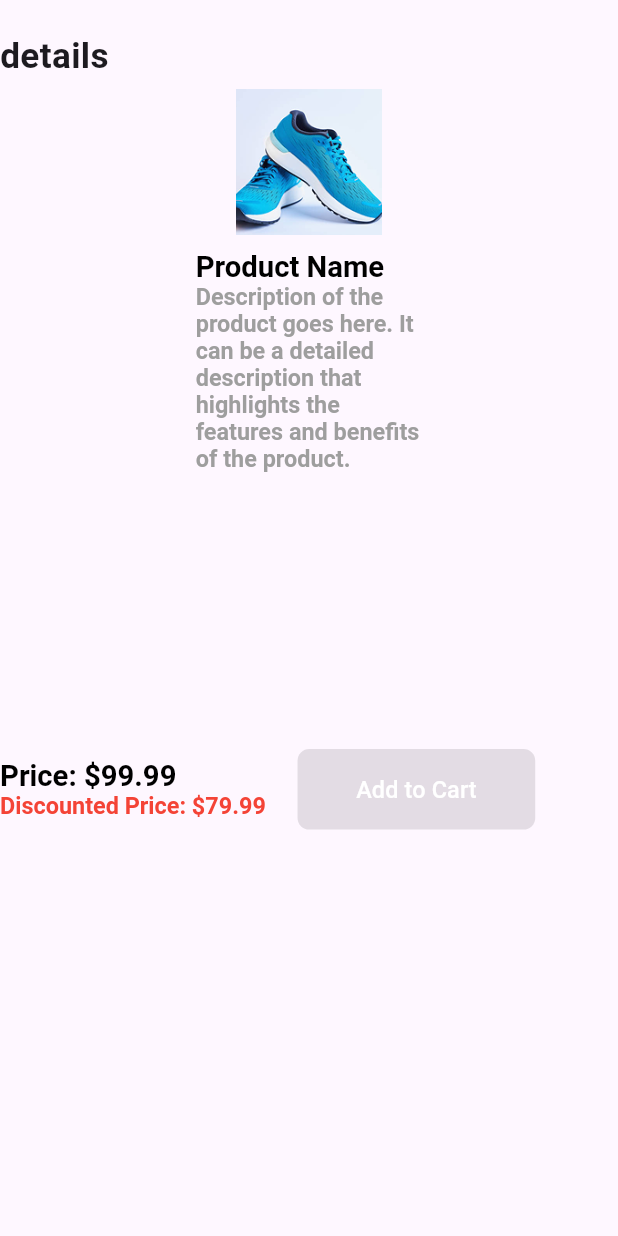
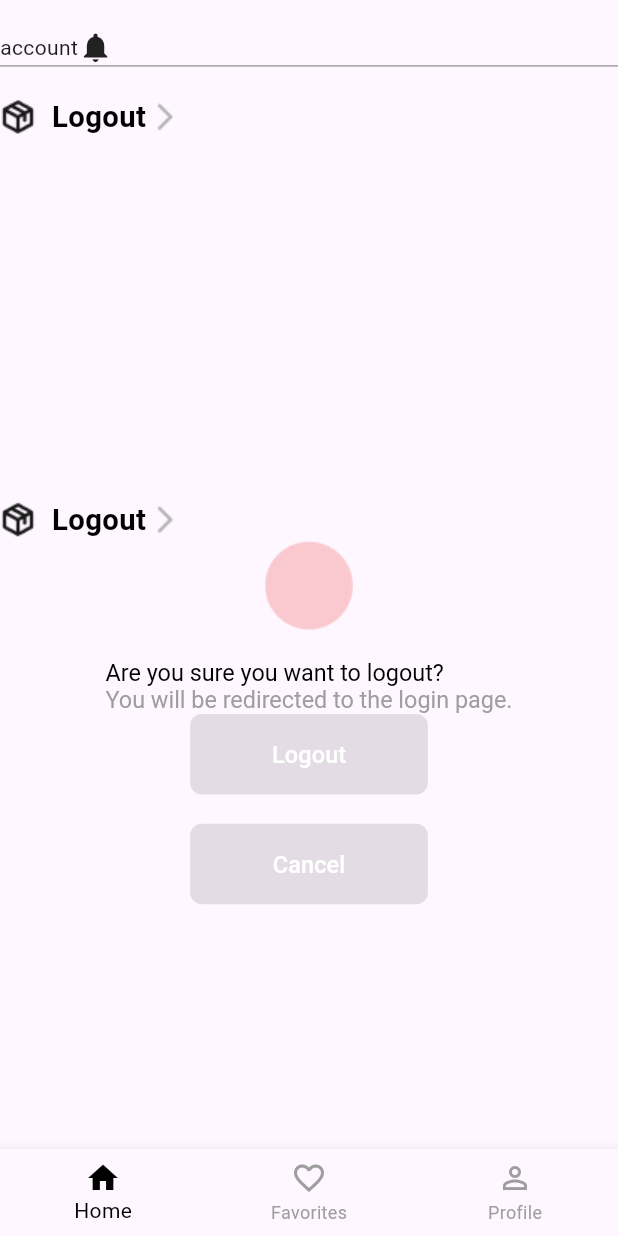
Before and after one commit to AbdoMohamed98/e_commerceapp, a Flutter app: the screen it shows after launch, on a phone screen of 412 x 824 dp. Run offline on Flutter 3.47's test engine with Material 3 defaults, Android fonts, the light colour scheme and no system bars; our stand-ins replace easy_localization, flutter_screenutil, go_router.

Commit message:
finishing logoutview

```diff
--- a/lib/core/navigation/approutes.dart
+++ b/lib/core/navigation/approutes.dart
@@ -7,4 +7,5 @@ static String loginview = '/Loginview';
 static String myCartview = '/MyCartview';
 static String productdetails = '/Productdetails';
 static String signUpview = '/Sign_upview';
+static String logoutview = '/Logoutview';
 }
--- a/lib/core/navigation/router_generation_config.dart
+++ b/lib/core/navigation/router_generation_config.dart
@@ -4,6 +4,7 @@ import 'package:e_commerceapp2/views/accountview.dart';
 import 'package:e_commerceapp2/views/addressview.dart';
 import 'package:e_commerceapp2/views/homepageview.dart';
 import 'package:e_commerceapp2/views/loginview.dart';
+import 'package:e_commerceapp2/views/logoutview.dart';
 import 'package:e_commerceapp2/views/my_cartview.dart';
 import 'package:e_commerceapp2/views/productdetails.dart';
 import 'package:e_commerceapp2/views/sign_upview.dart';
@@ -13,7 +14,7 @@ import 'package:go_router/go_router.dart';
 
 class RouterGenerationConfig {
   static GoRouter router = GoRouter(
-    initialLocation: Approutes.productdetails,
+    initialLocation: Approutes.logoutview,
     routes: [
 
       GoRoute(path: Approutes.accountview,
@@ -43,7 +44,12 @@ class RouterGenerationConfig {
         ),
         GoRoute(path: Approutes.homepageview,
         name: Approutes.homepageview,
-        builder: (context, state) => Homepageview(),) // Replace with actual HomePage
+        builder: (context, state) => Homepageview(),
+        ),
+        GoRoute(path: Approutes.logoutview,
+        name: Approutes.logoutview,
+        builder: (context, state) => Logoutview(),
+        ) // Replace with actual HomePage
 
 
 
--- /dev/null
+++ b/lib/views/logoutview.dart
@@ -0,0 +1,152 @@
+import 'package:e_commerceapp2/widgets/customelevatedbutton.dart';
+import 'package:flutter/material.dart';
+import 'package:flutter/widgets.dart';
+import 'package:flutter_screenutil/flutter_screenutil.dart';
+
+class Logoutview extends StatefulWidget {
+  const Logoutview({super.key});
+
+  @override
+  State<Logoutview> createState() => _LogoutviewState();
+}
+
+class _LogoutviewState extends State<Logoutview> {
+  int _selectedIndex = 0;
+  void _onItemTapped(int index) {
+    setState(() {
+      _selectedIndex = index;
+    });
+  }
+  @override
+  Widget build(BuildContext context) {
+    return Scaffold(
+     body: Column(
+      children: [
+        SizedBox(
+          height: 20,
+          width: double.infinity,
+        ),
+        SizedBox(
+          height: 300.h,
+          width: double.infinity,
+          child: Column(
+            children: [
+              Row(
+                children: [
+                  Text('account'),
+                  Icon(Icons.notifications, size: 24.sp),
+
+                ],
+              ),
+              Divider(
+                    color: Colors.grey,
+                    height: 1.h,
+                    thickness: 1.h,
+                  ),
+              SizedBox(height: 20.h),
+              Row(
+                children: [
+                  Image.asset('assets/images/Box.png'),
+                  SizedBox(width: 10.w),
+                  Text(
+                    'Logout',
+                    style: TextStyle(
+                      fontSize: 20.sp,
+                      fontWeight: FontWeight.bold,
+                      color: Colors.black,
+                    ),
+                  ),
+                  Image.asset('assets/images/Chevron.png')
+                ],
+              )
+            ],
+          ),
+        ),
+        SizedBox(
+          height: 20.h,
+        ),
+        SizedBox(
+          height: 400.h,
+          width: double.infinity,
+          child: Column(
+            children: [
+            Row(
+                children: [
+                  Image.asset('assets/images/Box.png'),
+                  SizedBox(width: 10.w),
+                  Text(
+                    'Logout',
+                    style: TextStyle(
+                      fontSize: 20.sp,
+                      fontWeight: FontWeight.bold,
+                      color: Colors.black,
+                    ),
+                  ),
+                  Image.asset('assets/images/Chevron.png')
+                ],
+              ),
+              Image.asset('assets/images/Vector.png'),
+              SizedBox(height: 20.h),
+              SizedBox(
+                child: RichText(
+                  text: TextSpan(
+                    text: 'Are you sure you want to logout?\n',
+                    style: TextStyle(
+                      fontSize: 16.sp,
+                      color: Colors.black,
+                    ),
+                    children: <TextSpan>[
+                      TextSpan(
+                        text: 'You will be redirected to the login page.',
+                        style: TextStyle(
+                          fontSize: 16.sp,
+                          color: Colors.grey,
+                        ),
+                      ),
+                    ],
+                  ),
+
+
+                ),
+              ),
+              Customelevatedbutton(
+                buttonhight: 55.h,
+                buttonwidth: 150.w,
+                buttontext: 'Logout',
+
+              ),
+              SizedBox(height: 20.h),
+              Customelevatedbutton(
+                buttonhight: 55.h,
+                buttonwidth: 150.w,
+                buttontext: 'Cancel',
+
+              ),
+              ],
+
+        )
+     )],
+     ),
+     bottomNavigationBar: BottomNavigationBar(
+        currentIndex: _selectedIndex,
+        onTap: _onItemTapped,
+        selectedItemColor: Colors.black,
+        unselectedItemColor: Colors.grey,
+        items: const [
+          BottomNavigationBarItem(
+            icon: Icon(Icons.home),
+            label: 'Home',
+          ),
+          BottomNavigationBarItem(
+            icon: Icon(Icons.favorite_border),
+            label: 'Favorites',
+          ),
+          BottomNavigationBarItem(
+            icon: Icon(Icons.person_outline),
+            label: 'Profile',
+          ),
+        ],
+      ),
+    );
+  }
+}
```
Also changed, not shown: assets/images/Box.png (added), assets/images/Chevron.png (added), assets/images/Vector.png (added).
